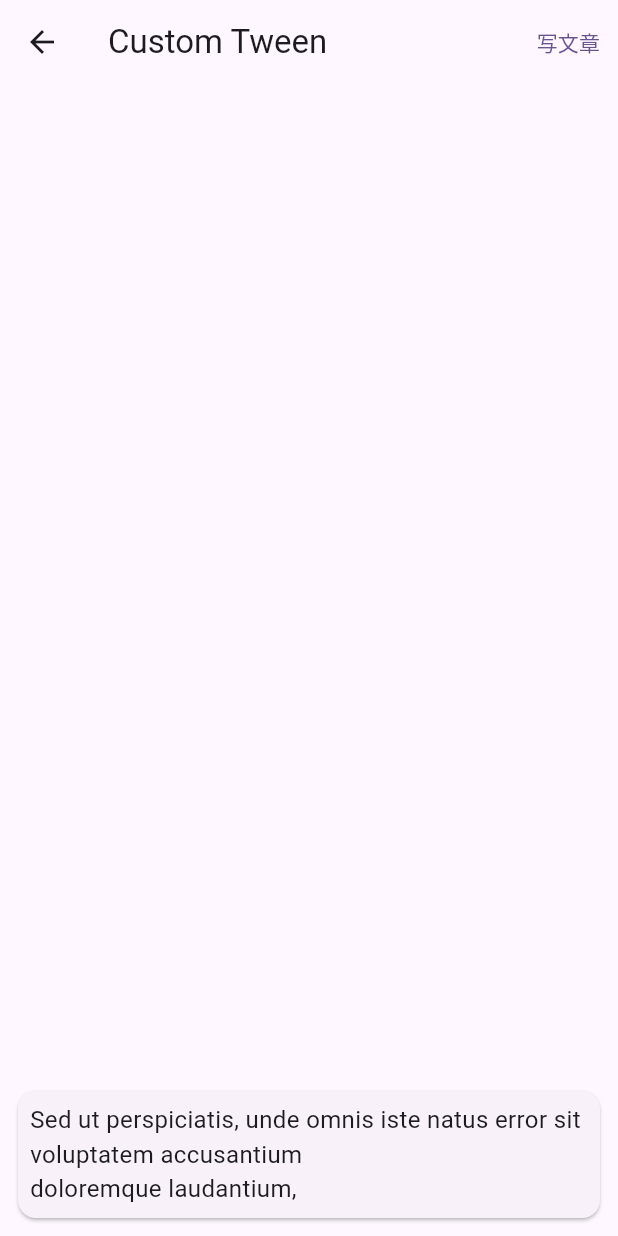
After one commit to Payphone7/flutter_animations, a Flutter app: the CustomTweenDemo screen opened by its route, after a tap on "写文章", on a phone screen of 412 x 824 dp. The commit adds this screen. Run offline on Flutter 3.47's test engine with Material 2 defaults, Android fonts, the phone set to English and light mode, and no system bars; our stand-ins replace go_router; Roboto replaces fonts that are missing (SpecialElite).

Commit message:
add :custom_tween.dart (展示底部自动输入文字)

```diff
--- /dev/null
+++ b/lib/basic/custom_tween.dart
@@ -0,0 +1,121 @@
+// Copyright 2019 The Flutter team. All rights reserved.
+// Use of this source code is governed by a BSD-style license that can be
+// found in the LICENSE file.
+
+import 'package:flutter/material.dart';
+
+class TypewriterTween extends Tween<String> {
+  TypewriterTween({String begin = '', String end = ''})
+      : super(begin: begin, end: end);
+
+  @override
+  String lerp(double t) {
+    var cutoff = (end!.length * t).round();
+    return end!.substring(0, cutoff);
+  }
+}
+
+class CustomTweenDemo extends StatefulWidget {
+  const CustomTweenDemo({super.key});
+
+  static const String routeName = 'basics/custom_tweens';
+
+  @override
+  State<CustomTweenDemo> createState() => _CustomTweenDemoState();
+}
+
+class _CustomTweenDemoState extends State<CustomTweenDemo>
+    with SingleTickerProviderStateMixin {
+  static const Duration _duration = Duration(seconds: 10);
+  static const String message = loremIpsum;
+  late final AnimationController controller;
+  late final Animation<String> animation;
+
+  @override
+  void initState() {
+    // TODO: implement initState
+    super.initState();
+    controller = AnimationController(vsync: this, duration: _duration);
+    animation = TypewriterTween(end: message).animate(controller);
+  }
+
+  @override
+  void dispose() {
+    controller.dispose();
+    super.dispose();
+  }
+
+  @override
+  Widget build(BuildContext context) {
+    return Scaffold(
+      appBar: AppBar(
+        title: const Text('Custom Tween'),
+        actions: [
+          TextButton(
+            onPressed: () {
+              if (controller.status == AnimationStatus.completed) {
+                controller.reverse().whenComplete(() {
+                  setState(() {});
+                });
+              } else {
+                controller.forward().whenComplete(() {
+                  setState(() {});
+                });
+              }
+            },
+            child: Text(
+              controller.status == AnimationStatus.completed ? '删除文章' : '写文章',
+            ),
+          ),
+        ],
+      ),
+      //层级太深
+      body: SafeArea(
+        child: Container(
+          alignment: Alignment.bottomCenter,
+          child: SingleChildScrollView(
+            child: Column(
+              mainAxisAlignment: MainAxisAlignment.end,
+              crossAxisAlignment: CrossAxisAlignment.stretch,
+              children: [
+                Padding(
+                  padding: const EdgeInsets.all(8.0),
+                  child: Card(
+                    child: Container(
+                      padding: const EdgeInsets.all(8.0),
+                      child: AnimatedBuilder(
+                        animation: animation,
+                        builder: (context,child){
+                          return Text(
+                            animation.value,
+                            style: const TextStyle(
+                                fontSize: 16, fontFamily: 'SpecialElite'),
+                          );
+                        },
+                      ),
+                    ),
+                  ),
+                )
+              ],
+            ),
+          ),
+        ),
+      ),
+    );
+  }
+}
+
+const String loremIpsum = '''
+Sed ut perspiciatis, unde omnis iste natus error sit voluptatem accusantium
+doloremque laudantium, totam rem aperiam eaque ipsa, quae ab illo inventore
+veritatis et quasi architecto beatae vitae dicta sunt, explicabo. Nemo enim
+ipsam voluptatem, quia voluptas sit, aspernatur aut odit aut fugit, sed quia
+consequuntur magni dolores eos, qui ratione voluptatem sequi nesciunt, neque
+porro quisquam est, qui dolorem ipsum, quia dolor sit amet consectetur
+adipisci[ng] velit, sed quia non-numquam [do] eius modi tempora inci[di]dunt, ut
+labore et dolore magnam aliquam quaerat voluptatem. Ut enim ad minima veniam,
+quis nostrum[d] exercitationem ullam corporis suscipit laboriosam, nisi ut
+aliquid ex ea commodi consequatur? Quis autem vel eum iure reprehenderit, qui in
+ea voluptate velit esse, quam nihil molestiae consequatur, vel illum, qui
+dolorem eum fugiat, quo voluptas nulla pariatur?
+''';
--- a/lib/basic/tweens.dart
+++ b/lib/basic/tweens.dart
@@ -29,6 +29,12 @@ class _TweenDemoState extends State<TweenDemo>
         setState(() {});
       });
     animation = Tween(begin: 0.0, end: accountBalance).animate(controller);
+  }
+
+  @override
+  void dispose() {
+    controller.dispose();
+    super.dispose();
   }
 
   @override
--- a/lib/const.dart
+++ b/lib/const.dart
@@ -1,5 +1,6 @@
 import 'package:flutter/animation.dart';
 import 'package:flutter_animations/basic/animation_controller.dart';
+import 'package:flutter_animations/basic/custom_tween.dart';
 import 'package:flutter_animations/basic/tweens.dart';
 import 'package:go_router/go_router.dart';
 
@@ -48,6 +49,12 @@ final basicDemos = [
     route: TweenDemo.routeName,
     builder: (context) => const TweenDemo(),
   ),
+  Demo(
+    name: 'Custom Tween',
+    route: CustomTweenDemo.routeName,
+    builder: (context) => const CustomTweenDemo(),
+  ),
+
 ];
 
 final miscDemos = [
```
